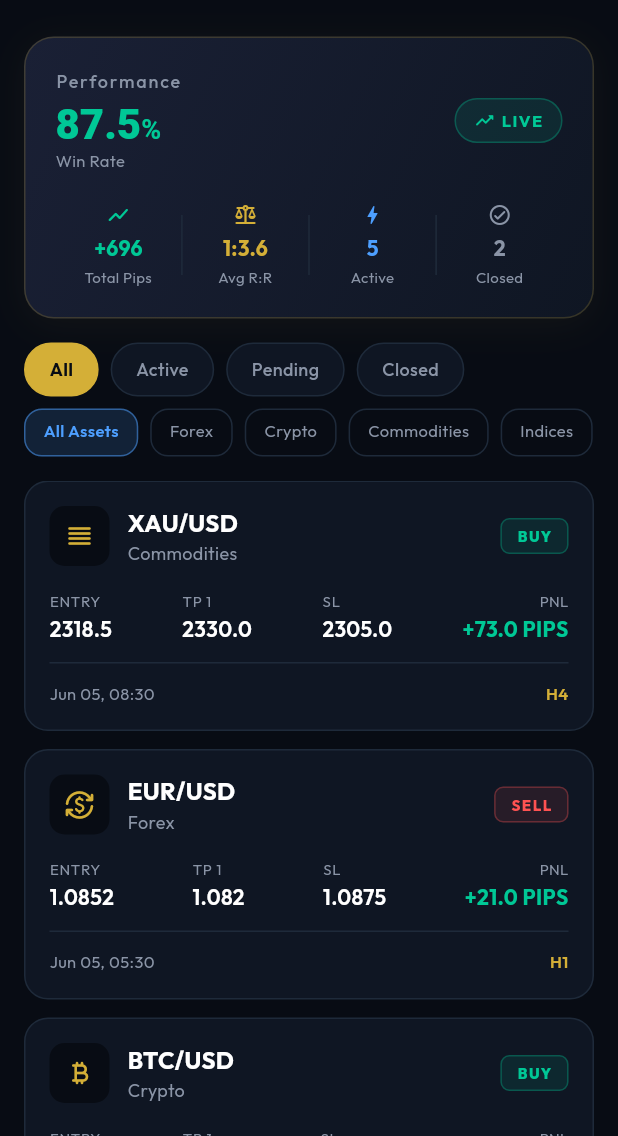
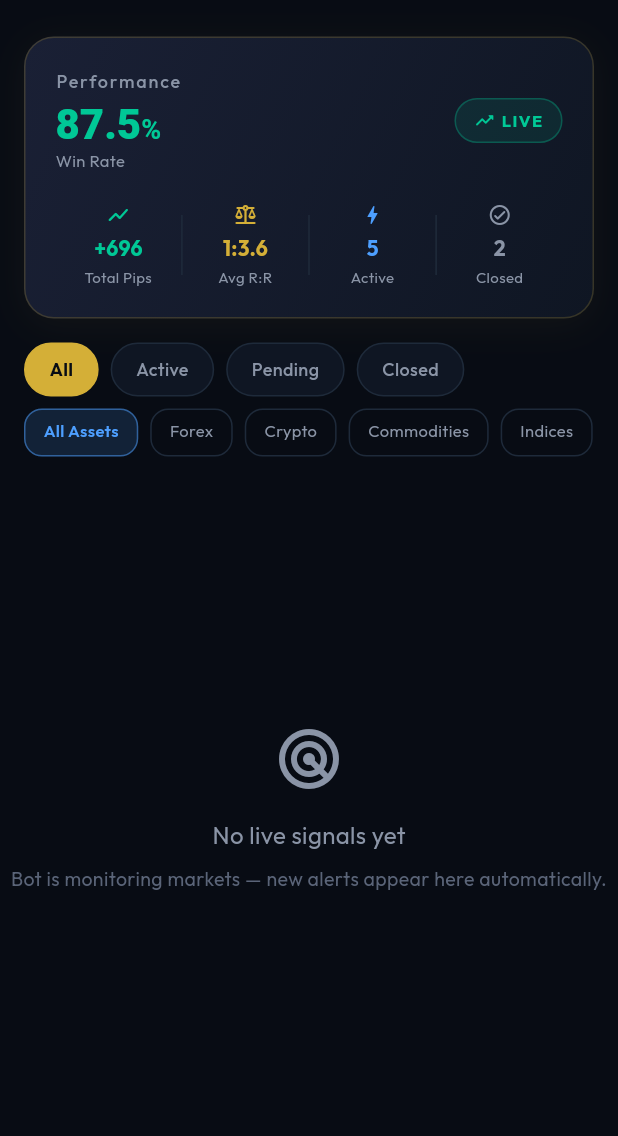
Before and after one commit to didierdrin/apex_firm_mobile_v1, a Flutter app: the screen it shows after launch, on a phone screen of 412 x 824 dp, the part 100-1236 px from its top. Run offline on Flutter 3.47's test engine with Material 3 defaults, Android fonts, the phone set to English and light mode, and no system bars; our stand-ins replace cloud_firestore, firebase_core, google_fonts; accounts and stored records are empty.

Commit message:
Stream live trading alerts from Firestore instead of mock data.

```diff
--- a/lib/main.dart
+++ b/lib/main.dart
@@ -1,10 +1,15 @@
+import 'package:firebase_core/firebase_core.dart';
 import 'package:flutter/material.dart';
 import 'package:flutter/services.dart';
 import 'package:google_fonts/google_fonts.dart';
+import 'firebase_options.dart';
 import 'screens/signals_screen.dart';
 
 void main() async {
   WidgetsFlutterBinding.ensureInitialized();
+  await Firebase.initializeApp(
+    options: DefaultFirebaseOptions.currentPlatform,
+  );
   SystemChrome.setPreferredOrientations([
     DeviceOrientation.portraitUp,
     DeviceOrientation.portraitDown,
--- a/lib/screens/signals_screen.dart
+++ b/lib/screens/signals_screen.dart
@@ -1,6 +1,6 @@
 import 'package:flutter/material.dart';
 import '../models/signal_model.dart';
-import '../data/mock_signals.dart';
+import '../services/trading_alerts_service.dart';
 import '../widgets/stats_header.dart';
 import '../widgets/signal_tile.dart';
 import 'signal_detail_screen.dart';
@@ -13,14 +13,16 @@ class SignalsScreen extends StatefulWidget {
 }
 
 class _SignalsScreenState extends State<SignalsScreen> {
+  final TradingAlertsService _alertsService = TradingAlertsService();
   String _statusFilter = 'All';
   AssetClass? _assetFilter;
 
-  List<Signal> get _filteredSignals {
-    return mockSignals.where((signal) {
+  List<Signal> _filterSignals(List<Signal> signals) {
+    return signals.where((signal) {
       final statusMatch = _statusFilter == 'All' ||
           signal.statusLabel.toLowerCase() == _statusFilter.toLowerCase();
-      final assetMatch = _assetFilter == null || signal.assetClass == _assetFilter;
+      final assetMatch =
+          _assetFilter == null || signal.assetClass == _assetFilter;
       return statusMatch && assetMatch;
     }).toList();
   }
@@ -40,7 +42,34 @@ class _SignalsScreenState extends State<SignalsScreen> {
             ),
             const SizedBox(height: 16),
             Expanded(
-              child: _buildSignalsList(),
+              child: StreamBuilder<List<Signal>>(
+                stream: _alertsService.watchSignals(),
+                builder: (context, snapshot) {
+                  if (snapshot.connectionState == ConnectionState.waiting) {
+                    return const Center(
+                      child: CircularProgressIndicator(
+                        color: Color(0xFFD4AF37),
+                      ),
+                    );
+                  }
+
+                  if (snapshot.hasError) {
+                    return Center(
+                      child: Padding(
+                        padding: const EdgeInsets.all(24),
+                        child: Text(
+                          'Could not load live signals.\n${snapshot.error}',
+                          textAlign: TextAlign.center,
+                          style: const TextStyle(color: Color(0xFF8A94A6)),
+                        ),
+                      ),
+                    );
+                  }
+
+                  final signals = _filterSignals(snapshot.data ?? []);
+                  return _buildSignalsList(signals);
+                },
+              ),
             ),
           ],
         ),
@@ -92,19 +121,23 @@ class _SignalsScreenState extends State<SignalsScreen> {
     );
   }
 
-  Widget _buildSignalsList() {
-    final signals = _filteredSignals;
-
+  Widget _buildSignalsList(List<Signal> signals) {
     if (signals.isEmpty) {
       return const Center(
         child: Column(
           mainAxisAlignment: MainAxisAlignment.center,
           children: [
-            Icon(Icons.search_off_rounded, color: Color(0xFF8A94A6), size: 48),
+            Icon(Icons.radar_rounded, color: Color(0xFF8A94A6), size: 48),
             SizedBox(height: 16),
             Text(
-              'No signals found',
+              'No live signals yet',
               style: TextStyle(color: Color(0xFF8A94A6), fontSize: 16),
+            ),
+            SizedBox(height: 8),
+            Text(
+              'Bot is monitoring markets — new alerts appear here automatically.',
+              textAlign: TextAlign.center,
+              style: TextStyle(color: Color(0xFF5A6478), fontSize: 13),
             ),
           ],
         ),
--- /dev/null
+++ b/lib/services/trading_alerts_service.dart
@@ -0,0 +1,135 @@
+import 'package:cloud_firestore/cloud_firestore.dart';
+import '../models/signal_model.dart';
+
+const _symbolLabels = {
+  'GBPJPY=X': 'GBP/JPY',
+  'XAUUSD=X': 'XAU/USD',
+  'USDCAD=X': 'USD/CAD',
+  'BTC-USD': 'BTC/USD',
+  'EURUSD=X': 'EUR/USD',
+  'GBPUSD=X': 'GBP/USD',
+  'USDJPY=X': 'USD/JPY',
+  'AUDJPY=X': 'AUD/JPY',
+  'AUDUSD=X': 'AUD/USD',
+  'NZDUSD=X': 'NZD/USD',
+  'USDCHF=X': 'USD/CHF',
+  'EURGBP=X': 'EUR/GBP',
+  'EURCAD=X': 'EUR/CAD',
+  'EURJPY=X': 'EUR/JPY',
+  'GBPCAD=X': 'GBP/CAD',
+  'AUDCAD=X': 'AUD/CAD',
+  'EURAUD=X': 'EUR/AUD',
+  'XAUEUR=X': 'XAU/EUR',
+  'ETH-USD': 'ETH/USD',
+};
+
+class TradingAlertsService {
+  TradingAlertsService({FirebaseFirestore? firestore})
+      : _db = firestore ?? FirebaseFirestore.instance;
+
+  final FirebaseFirestore _db;
+
+  /// Live feed from the same `trading_alerts` collection the bot writes to.
+  Stream<List<Signal>> watchSignals({int limit = 50}) {
+    Query<Map<String, dynamic>> query;
+    try {
+      query = _db
+          .collection('trading_alerts')
+          .orderBy('timestamp_ms', descending: true)
+          .limit(limit);
+    } catch (_) {
+      query = _db.collection('trading_alerts').limit(limit);
+    }
+
+    return query.snapshots().map((snap) {
+      final signals = snap.docs.map(_mapDoc).toList();
+      signals.sort((a, b) => b.createdAt.compareTo(a.createdAt));
+      return signals.take(limit).toList();
+    });
+  }
+
+  Signal _mapDoc(QueryDocumentSnapshot<Map<String, dynamic>> doc) {
+    final data = doc.data();
+    final symbol = data['symbol'] as String? ?? 'UNKNOWN';
+    final typeRaw = (data['type'] as String? ?? 'BUY').toUpperCase();
+    final price = (data['price'] as num?)?.toDouble() ?? 0.0;
+    final createdAt = _parseTimestamp(data);
+
+    final signalType = _mapSignalType(typeRaw);
+    final status = typeRaw.startsWith('EXIT')
+        ? SignalStatus.closed
+        : SignalStatus.active;
+
+    final offset = price * 0.005;
+
+    return Signal(
+      id: doc.id,
+      pair: _symbolLabels[symbol] ?? symbol,
+      type: signalType,
+      status: status,
+      assetClass: _assetClassFor(symbol),
+      entryPrice: price,
+      stopLoss: signalType == SignalType.buy ? price - offset : price + offset,
+      takeProfit1: signalType == SignalType.buy ? price + offset : price - offset,
+      takeProfit2: signalType == SignalType.buy ? price + offset * 2 : price - offset * 2,
+      takeProfit3: signalType == SignalType.buy ? price + offset * 3 : price - offset * 3,
+      currentPrice: price,
+      analysis: _buildAnalysis(data),
+      createdAt: createdAt,
+      timeframe: data['timeframe'] as String? ?? '1h',
+      riskRewardRatio: 3,
+      isPremium: data['confidence'] == 'HIGH',
+    );
+  }
+
+  DateTime _parseTimestamp(Map<String, dynamic> data) {
+    final ms = data['timestamp_ms'];
+    if (ms is num) {
+      return DateTime.fromMillisecondsSinceEpoch(ms.toInt(), isUtc: true).toLocal();
+    }
+
+    final ts = data['timestamp'];
+    if (ts is Timestamp) {
+      return ts.toDate();
+    }
+    if (ts is String) {
+      return DateTime.tryParse(ts) ?? DateTime.now();
+    }
+    if (ts is num) {
+      final epoch = ts < 1e12 ? ts * 1000 : ts;
+      return DateTime.fromMillisecondsSinceEpoch(epoch.toInt(), isUtc: true).toLocal();
+    }
+
+    final iso = data['timestamp_iso'] as String?;
+    if (iso != null) {
+      return DateTime.tryParse(iso) ?? DateTime.now();
+    }
+
+    return DateTime.now();
+  }
+
+  SignalType _mapSignalType(String typeRaw) {
+    if (typeRaw == 'SELL' || typeRaw == 'EXIT_LONG') {
+      return SignalType.sell;
+    }
+    return SignalType.buy;
+  }
+
+  AssetClass _assetClassFor(String symbol) {
+    if (symbol.contains('BTC') || symbol.contains('ETH')) {
+      return AssetClass.crypto;
+    }
+    if (symbol.contains('XAU')) {
+      return AssetClass.commodities;
+    }
+    return AssetClass.forex;
+  }
+
+  String _buildAnalysis(Map<String, dynamic> data) {
+    final signal = data['signal'] as String? ?? '';
+    final z = data['zscore'];
+    final session = data['session'] as String? ?? '';
+    final zText = z != null ? 'Z-score: ${(z as num).toStringAsFixed(2)}. ' : '';
+    return '$zText${signal.replaceAll('_', ' ')}. Session: $session.';
+  }
+}
--- a/pubspec.yaml
+++ b/pubspec.yaml
@@ -13,6 +13,8 @@ dependencies:
   cupertino_icons: ^1.0.8
   google_fonts: ^6.2.1
   intl: ^0.19.0
+  firebase_core: ^3.13.0
+  cloud_firestore: ^5.6.6
 
 dev_dependencies:
   flutter_test:
```
Also changed, not shown: lib/firebase_options.dart (added), pubspec.lock, 3 other files.
